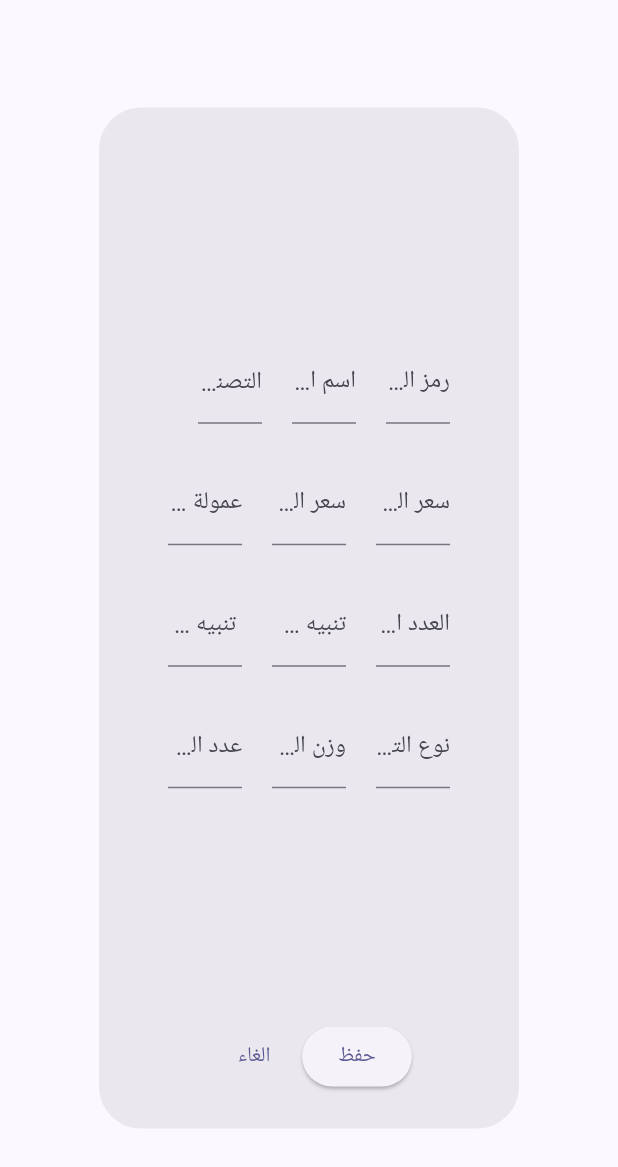
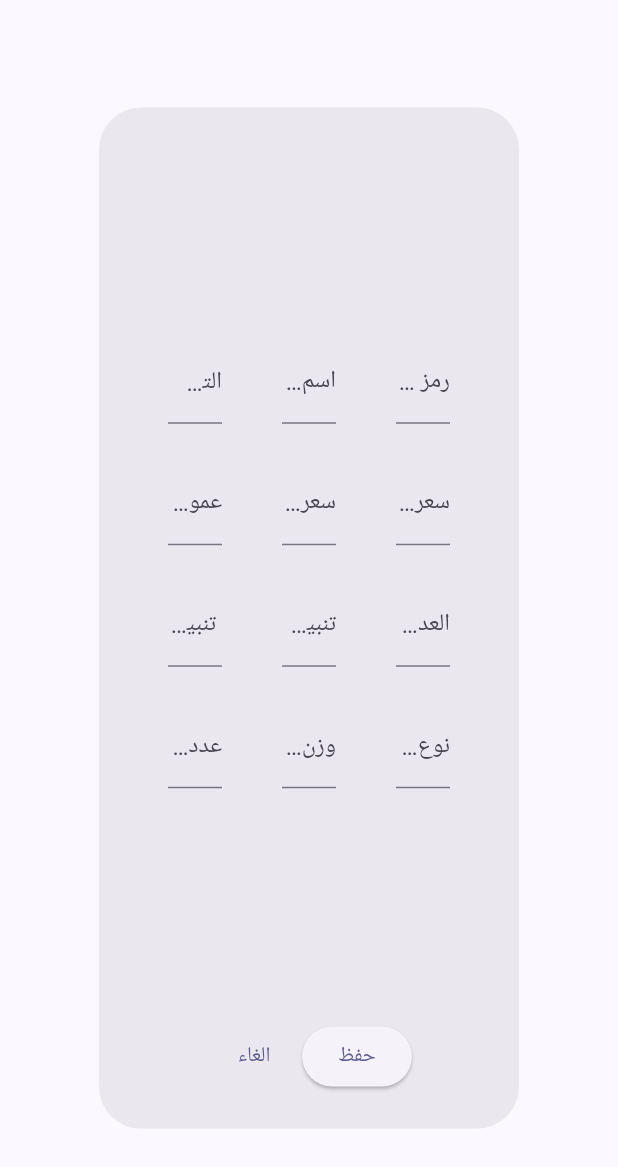
Before and after one commit to AiExpert1985/tablets, a Flutter app: the AddProductDialog widget shown alone on an empty page, opened directly, on a phone screen of 412 x 824 dp. Shown: the top 1167 px of the screen. Run offline on Flutter 3.47's test engine with Material 3 defaults, Android fonts, the phone set to English and light mode, and no system bars; our stand-ins replace cloud_firestore, firebase_auth, firebase_core, firebase_storage, firebase_ui_firestore, flutter_riverpod and 3 more; accounts and stored records are empty.

Commit message:
tweak constants

```diff
--- a/lib/src/constants/constants.dart
+++ b/lib/src/constants/constants.dart
@@ -2,5 +2,5 @@ import 'package:flutter/material.dart';
 
 class FormFieldsSpacing {
   static const vertical = SizedBox(height: 25);
-  static const horizontal = SizedBox(width: 20);
+  static const horizontal = SizedBox(width: 40);
 }
--- a/lib/src/features/products/presentation/view/add_product_dialog.dart
+++ b/lib/src/features/products/presentation/view/add_product_dialog.dart
@@ -77,7 +77,7 @@ class _AddProductDialogState extends ConsumerState<AddProductDialog> {
                     ),
                   ),
                   FormFieldsSpacing.horizontal,
-                  //! product Main Category
+                  //! product Category
                   Expanded(
                     child: TextFormField(
                       decoration: InputDecoration(
@@ -94,7 +94,6 @@ class _AddProductDialogState extends ConsumerState<AddProductDialog> {
                       },
                     ),
                   ),
-                  FormFieldsSpacing.horizontal,
                 ],
               ),
               FormFieldsSpacing.vertical,
```
